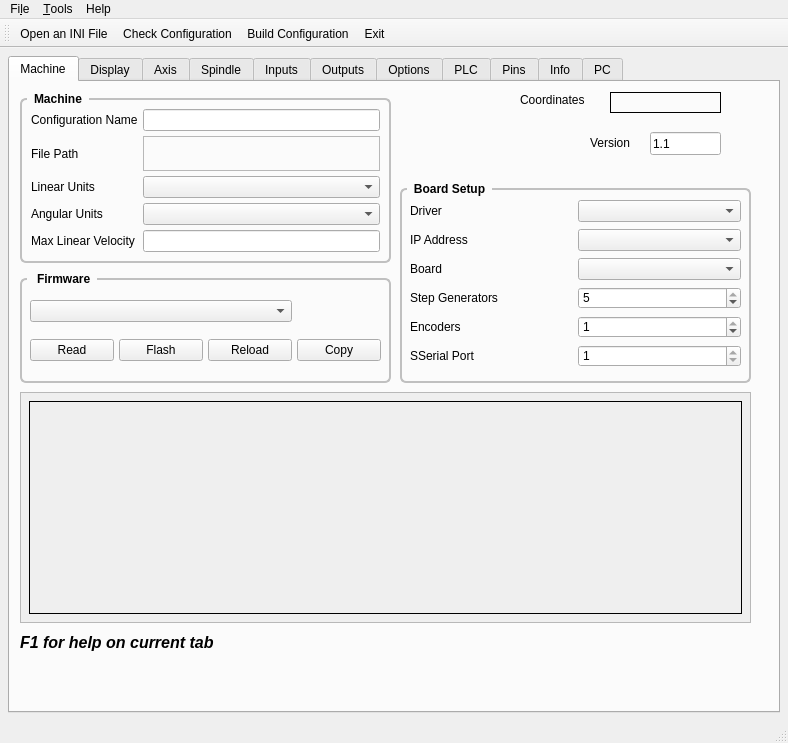
Old version of the form m7i96/7i96.ui in the repository snelweg/7i96.
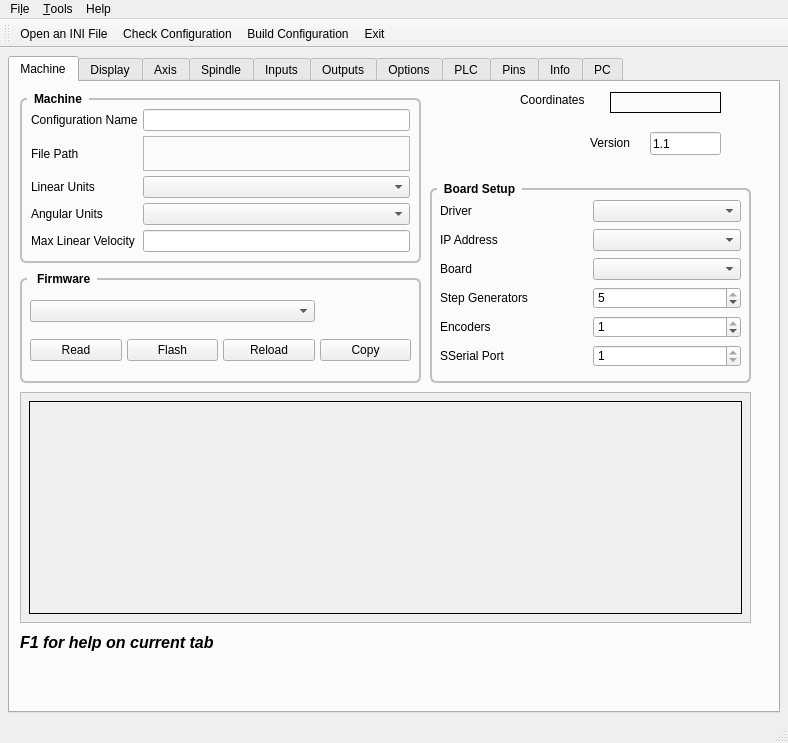
New version of the form.

Commit message: Fix main page layout

What changed in the file:
```diff
--- a/m7i96/7i96.ui
+++ b/m7i96/7i96.ui
@@ -56,9 +56,9 @@
        <widget class="QGroupBox" name="gridGroupBox">
         <property name="geometry">
          <rect>
-          <x>390</x>
+          <x>420</x>
           <y>100</y>
-          <width>351</width>
+          <width>321</width>
           <height>201</height>
          </rect>
         </property>
@@ -252,7 +252,7 @@
          <rect>
           <x>10</x>
           <y>190</y>
-          <width>371</width>
+          <width>401</width>
           <height>111</height>
          </rect>
         </property>
@@ -343,7 +343,7 @@
          <rect>
           <x>10</x>
           <y>10</y>
-          <width>371</width>
+          <width>401</width>
           <height>171</height>
          </rect>
         </property>
```
